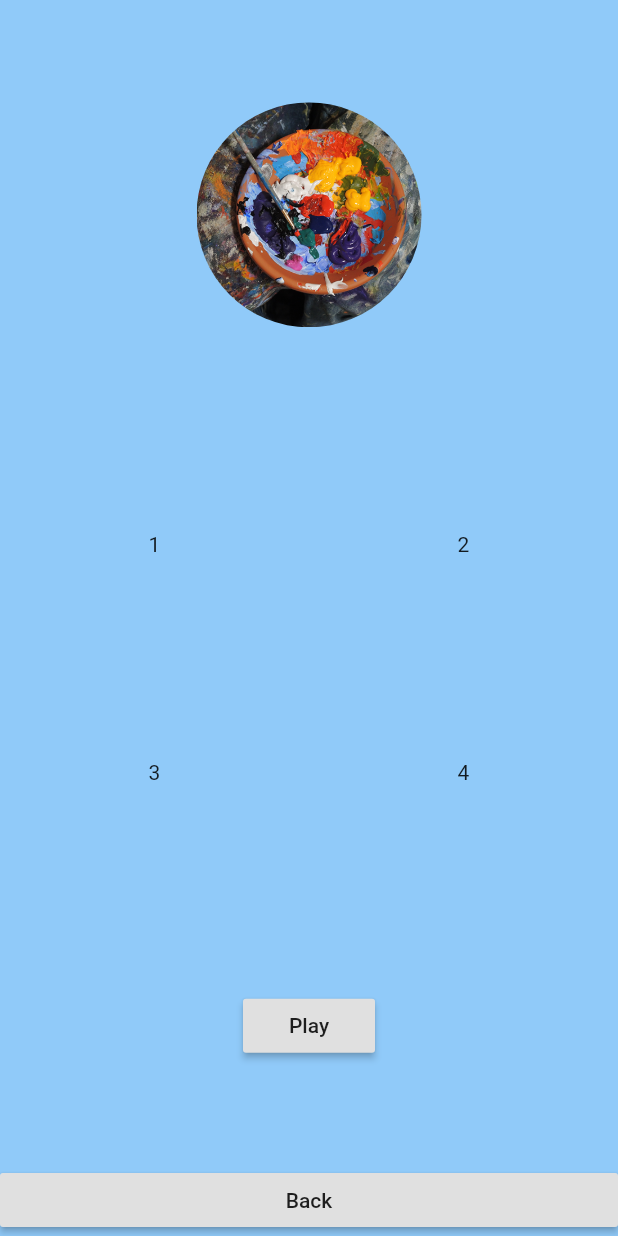
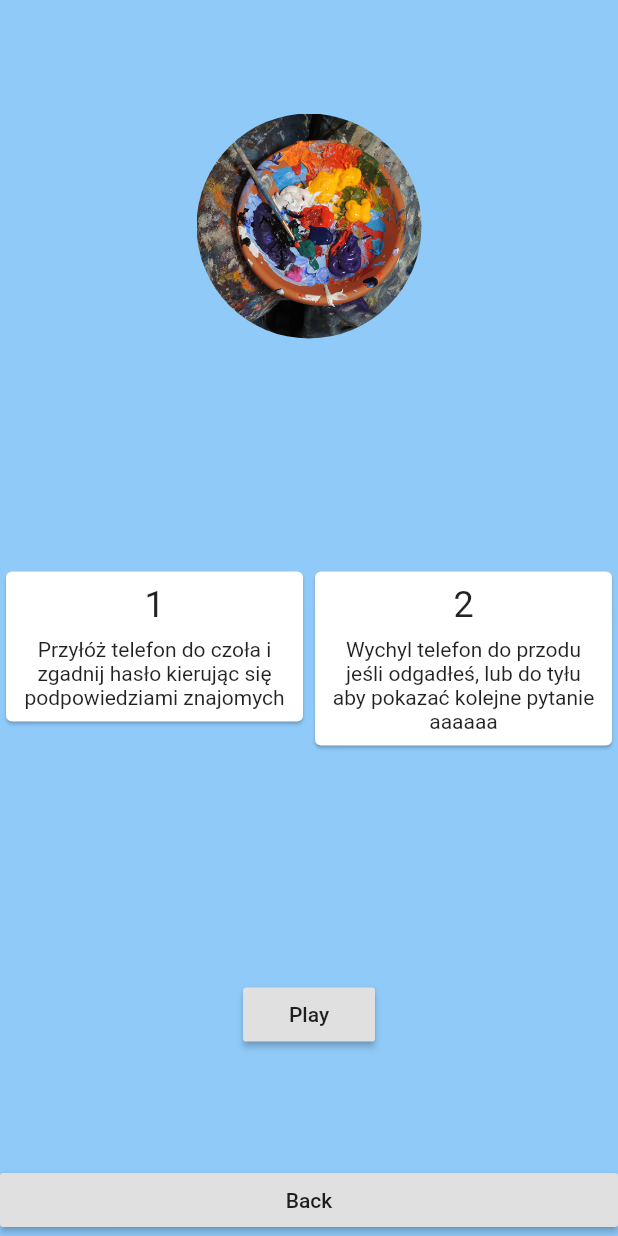
Before and after one commit to vintage/party_flutter, a Flutter app: the screen it shows after launch, after a tap on "Misz-masz", on a phone screen of 412 x 824 dp. Run offline on Flutter 3.47's test engine with Material 2 defaults, Android fonts, the phone set to English and light mode, and no system bars; our stand-ins replace shared_preferences.

Commit message:
Demo boxes with hints on how to play (untranslated version)

```diff
--- a/lib/components/tutorial_item.dart
+++ b/lib/components/tutorial_item.dart
@@ -2,13 +2,33 @@ import 'package:flutter/material.dart';
 
 class TutorialItem extends StatelessWidget {
   TutorialItem({
-    this.text,
+    this.title,
+    this.description,
   });
 
-  final String text;
+  final String title;
+  final String description;
 
   @override
   Widget build(BuildContext context) {
-    return new Expanded(child: Center(child: Text(text)));
+    return Expanded(
+      child: Card(
+        child: Padding(
+          padding: const EdgeInsets.all(8.0),
+          child: Column(
+            children: <Widget>[
+              Container(
+                padding: EdgeInsets.only(bottom: 8.0),
+                child: Text(
+                  title,
+                  style: TextStyle(fontSize: 24.0),
+                ),
+              ),
+              Text(description, textAlign: TextAlign.center),
+            ],
+          ),
+        ),
+      ),
+    );
   }
 }
--- a/lib/screens/category_detail.dart
+++ b/lib/screens/category_detail.dart
@@ -14,7 +14,7 @@ class CategoryDetailScreen extends StatefulWidget {
   final Category category;
 
   @override
-  CategoryDetailScreenStage createState() => new CategoryDetailScreenStage();
+  CategoryDetailScreenStage createState() => CategoryDetailScreenStage();
 }
 
 class CategoryDetailScreenStage extends State<CategoryDetailScreen> {
@@ -29,9 +29,10 @@ class CategoryDetailScreenStage extends State<CategoryDetailScreen> {
 
     Navigator.pushReplacement(
       context,
-        new MaterialPageRoute(
-            builder: (context) =>
-                new CategoryPlayScreen(questions: questions)));
+      MaterialPageRoute(
+        builder: (context) => CategoryPlayScreen(questions: questions),
+      ),
+    );
   }
 
   goBack() {
@@ -42,45 +43,60 @@ class CategoryDetailScreenStage extends State<CategoryDetailScreen> {
   Widget build(BuildContext context) {
     Category category = widget.category;
 
-    return new Scaffold(
-        body: new Container(
-            decoration:
-                new BoxDecoration(color: Theme.of(context).backgroundColor),
-            child: new Column(
+    return Scaffold(
+      body: Container(
+        decoration: BoxDecoration(
+          color: Theme.of(context).backgroundColor,
+        ),
+        child: Column(
           crossAxisAlignment: CrossAxisAlignment.stretch,
           children: <Widget>[
-                new Expanded(
-                    child: new Column(
+            Expanded(
+              child: Column(
                 children: <Widget>[
-                    new Container(
+                  Container(
                     width: 150.0,
                     height: 150.0,
-                        decoration: new BoxDecoration(
+                    decoration: BoxDecoration(
                       shape: BoxShape.circle,
-                          image: new DecorationImage(
-                            image: new AssetImage(category.getImagePath()),
+                      image: DecorationImage(
+                        image: AssetImage(
+                          category.getImagePath(),
+                        ),
                         fit: BoxFit.cover,
                       ),
-                        )),
+                    ),
+                  ),
                   Row(
+                    crossAxisAlignment: CrossAxisAlignment.start,
                     children: <Widget>[
-                        TutorialItem(text: "1"),
-                        TutorialItem(text: "2"),
+                      TutorialItem(
+                        title: "1",
+                        description:
+                            "Przyłóż telefon do czoła i zgadnij hasło kierując się podpowiedziami znajomych",
+                      ),
+                      TutorialItem(
+                        title: "2",
+                        description:
+                            "Wychyl telefon do przodu jeśli odgadłeś, lub do tyłu aby pokazać kolejne pytanie aaaaaa",
+                      ),
                     ],
                   ),
-                    Row(
-                      children: <Widget>[
-                        TutorialItem(text: "3"),
-                        TutorialItem(text: "4"),
+                  RaisedButton(
+                    child: Text("Play"),
+                    onPressed: playCategory,
+                  ),
+                ],
+                mainAxisAlignment: MainAxisAlignment.spaceAround,
+              ),
+            ),
+            RaisedButton(
+              child: Text("Back"),
+              onPressed: goBack,
+            ),
           ],
         ),
-                    new RaisedButton(
-                        child: const Text("Play"), onPressed: playCategory),
-                  ],
-                  mainAxisAlignment: MainAxisAlignment.spaceAround,
-                )),
-                new RaisedButton(child: const Text("Back"), onPressed: goBack),
-              ],
-            )));
+      ),
+    );
   }
 }
```
Lines whose indentation alone changed are shown as unchanged.
